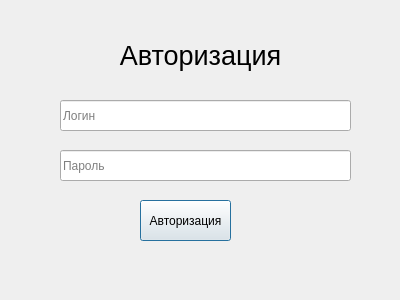
First picture: the form in forms/form_auth.ui, repository 3xploit1/pp05, before the edit.
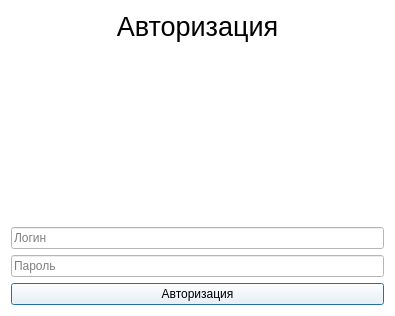
Second picture: the form after the edit. Icons and pictures are not drawn.

Patch:
```diff
--- a/forms/form_auth.ui
+++ b/forms/form_auth.ui
@@ -6,77 +6,100 @@
    <rect>
     <x>0</x>
     <y>0</y>
-    <width>400</width>
-    <height>300</height>
+    <width>395</width>
+    <height>316</height>
    </rect>
   </property>
   <property name="minimumSize">
    <size>
-    <width>400</width>
-    <height>300</height>
+    <width>0</width>
+    <height>0</height>
    </size>
   </property>
   <property name="maximumSize">
    <size>
-    <width>400</width>
-    <height>300</height>
+    <width>16777215</width>
+    <height>16777215</height>
    </size>
   </property>
   <property name="windowTitle">
    <string>Dialog</string>
   </property>
+  <property name="windowIcon">
+   <iconset>
+    <normaloff>../../Resources/logo.ico</normaloff>../../Resources/logo.ico</iconset>
+  </property>
+  <property name="styleSheet">
+   <string notr="true">background-color: rgb(255, 255, 255);</string>
+  </property>
+  <layout class="QVBoxLayout" name="verticalLayout_2">
+   <item>
+    <layout class="QVBoxLayout" name="verticalLayout">
+     <item>
+      <widget class="QLabel" name="label">
+       <property name="text">
+        <string>&lt;html&gt;&lt;head/&gt;&lt;body&gt;&lt;p align=&quot;center&quot;&gt;&lt;span style=&quot; font-size:20pt;&quot;&gt;Авторизация&lt;/span&gt;&lt;/p&gt;&lt;/body&gt;&lt;/html&gt;</string>
+       </property>
+      </widget>
+     </item>
+     <item>
+      <widget class="QLabel" name="label_logo">
+       <property name="minimumSize">
+        <size>
+         <width>0</width>
+         <height>150</height>
+        </size>
+       </property>
+       <property name="text">
+        <string/>
+       </property>
+       <property name="pixmap">
+        <pixmap>../../Resources/logo.ico</pixmap>
+       </property>
+      </widget>
+     </item>
+     <item>
+      <spacer name="verticalSpacer">
+       <property name="orientation">
+        <enum>Qt::Vertical</enum>
+       </property>
+       <property name="sizeHint" stdset="0">
+        <size>
+         <width>20</width>
+         <height>40</height>
+        </size>
+       </property>
+      </spacer>
+     </item>
+     <item>
   <widget class="QLineEdit" name="line_login">
-   <property name="geometry">
-    <rect>
-     <x>60</x>
-     <y>100</y>
-     <width>291</width>
-     <height>31</height>
-    </rect>
-   </property>
    <property name="placeholderText">
     <string>Логин</string>
    </property>
   </widget>
+     </item>
+     <item>
   <widget class="QLineEdit" name="line_password">
-   <property name="geometry">
-    <rect>
-     <x>60</x>
-     <y>150</y>
-     <width>291</width>
-     <height>31</height>
-    </rect>
-   </property>
    <property name="placeholderText">
     <string>Пароль</string>
    </property>
   </widget>
+     </item>
+     <item>
   <widget class="QPushButton" name="btn_auth">
-   <property name="geometry">
-    <rect>
-     <x>140</x>
-     <y>200</y>
-     <width>91</width>
-     <height>41</height>
-    </rect>
+       <property name="styleSheet">
+        <string notr="true">QPushButton:hover {
+background-color: rgb(73,140,81);
+}</string>
    </property>
    <property name="text">
     <string>Авторизация</string>
    </property>
   </widget>
-  <widget class="QLabel" name="label">
-   <property name="geometry">
-    <rect>
-     <x>30</x>
-     <y>20</y>
-     <width>341</width>
-     <height>71</height>
-    </rect>
-   </property>
-   <property name="text">
-    <string>&lt;html&gt;&lt;head/&gt;&lt;body&gt;&lt;p align=&quot;center&quot;&gt;&lt;span style=&quot; font-size:20pt;&quot;&gt;Авторизация&lt;/span&gt;&lt;/p&gt;&lt;/body&gt;&lt;/html&gt;</string>
-   </property>
-  </widget>
+     </item>
+    </layout>
+   </item>
+  </layout>
  </widget>
  <resources/>
  <connections/>
```
Lines whose indentation alone changed are shown as unchanged.
